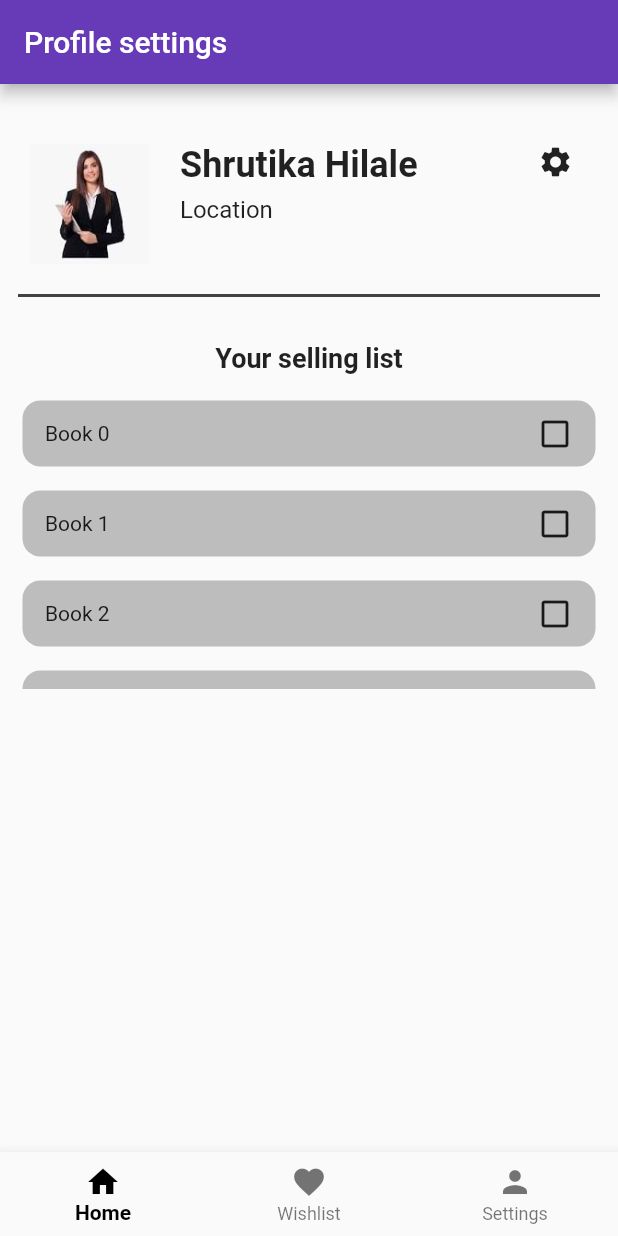
After one commit to shrutikahilale/Book-Bazaar-App, a Flutter app: the screen it shows after launch, item 3 of the bottom bar chosen, on a phone screen of 412 x 824 dp. The commit adds this screen. Run offline on Flutter 3.47's test engine with Material 2 defaults, Android fonts, the phone set to English and light mode, and no system bars.

Commit message:
made bottom navigation bar working and added layouts

```diff
--- /dev/null
+++ b/lib/first_home_screen.dart
@@ -0,0 +1,65 @@
+import 'package:bookbazaar/layouts/home.dart';
+import 'package:bookbazaar/layouts/profile.dart';
+import 'package:flutter/material.dart';
+import 'layouts/wishlist.dart';
+
+class FirstScreen extends StatefulWidget {
+  const FirstScreen();
+
+  @override
+  State<FirstScreen> createState() => _FirstScreenState();
+}
+
+class _FirstScreenState extends State<FirstScreen> {
+  int selectedIdx = 0;
+
+  List<BottomNavigationBarItem> items = [
+    const BottomNavigationBarItem(
+      icon: Icon(Icons.home),
+      label: 'Home',
+    ),
+    const BottomNavigationBarItem(
+      icon: Icon(Icons.favorite),
+      label: 'Wishlist',
+    ),
+    const BottomNavigationBarItem(
+      icon: Icon(Icons.person),
+      label: 'Settings',
+    ),
+  ];
+
+  onTapChangeScreen(int index) {
+    setState(() {
+      selectedIdx = index;
+    });
+  }
+
+  List<Widget> screens = [
+    HomePage(),
+    WishList(),
+    ProfileSettings(),
+  ];
+
+  List<String> titles = ['Book Bazaar', 'Wishlist', 'Profile settings'];
+
+  @override
+  Widget build(BuildContext context) {
+    return SafeArea(
+      child: Scaffold(
+        appBar: AppBar(
+          title: Text(titles[selectedIdx]),
+          backgroundColor: Colors.deepPurple,
+        ),
+        body: screens[selectedIdx],
+        bottomNavigationBar: BottomNavigationBar(
+          items: items,
+          selectedItemColor: Colors.black,
+          selectedLabelStyle: const TextStyle(
+            fontWeight: FontWeight.bold,
+          ),
+          onTap: onTapChangeScreen,
+        ),
+      ),
+    );
+  }
+}
--- a/lib/home.dart
+++ /dev/null
@@ -1,84 +0,0 @@
-import 'package:bookbazaar/layouts/booklist.dart';
-import 'package:flutter/material.dart';
-
-class MyHomePage extends StatefulWidget {
-  final String title;
-  const MyHomePage(this.title);
-
-  @override
-  State<MyHomePage> createState() => _MyHomePageState();
-}
-
-class _MyHomePageState extends State<MyHomePage> {
-  List<BottomNavigationBarItem> items = [
-    const BottomNavigationBarItem(
-      icon: Icon(Icons.home),
-      label: 'Home',
-    ),
-    const BottomNavigationBarItem(
-      icon: Icon(Icons.favorite),
-      label: 'Wishlist',
-    ),
-    const BottomNavigationBarItem(
-      icon: Icon(Icons.person),
-      label: 'Settings',
-    ),
-  ];
-
-  @override
-  Widget build(BuildContext context) {
-    return SafeArea(
-      child: Scaffold(
-        appBar: AppBar(
-          title: Text(widget.title),
-          backgroundColor: Colors.deepPurple,
-        ),
-        body: Container(
-          margin: const EdgeInsets.fromLTRB(16.0, 16.0, 16.0, 0.0),
-          padding: const EdgeInsets.fromLTRB(0, 10.0, 10.0, 10.0),
-          decoration: BoxDecoration(
-            borderRadius: BorderRadius.circular(12),
-            color: Colors.grey[200],
-          ),
-          child: buildBookList(),
-        ),
-        floatingActionButton: FloatingActionButton(
-          onPressed: () => _navigateAndDisplaySelection(context),
-          backgroundColor: Colors.grey[800],
-          child: const Icon(Icons.add),
-        ),
-        bottomNavigationBar: BottomNavigationBar(
-          items: items,
-          selectedItemColor: Colors.black,
-          selectedLabelStyle: const TextStyle(
-            fontWeight: FontWeight.bold,
-          ),
-        ),
-      ),
-    );
-  }
-
-  void _navigateAndDisplaySelection(BuildContext context) async {
-    final result = await Navigator.pushNamed(context, '/addbook') as Map;
-
-    // basically add in the database
-    setState(() {
-      BookList().addBook(
-        result['title'],
-        double.parse(result['price']),
-        result['sellername'],
-        result['location'],
-        result['contact'],
-      );
-    });
-
-    print(result);
-  }
-
-  Widget buildBookList() {
-    return BookList();
-  }
-
-  // similarly buildWishList() to be implemented
-
-}
--- /dev/null
+++ b/lib/layouts/home.dart
@@ -0,0 +1,49 @@
+import 'package:bookbazaar/layouts/booklist.dart';
+import 'package:bookbazaar/layouts/profile.dart';
+import 'package:flutter/material.dart';
+import 'wishlist.dart';
+
+class HomePage extends StatefulWidget {
+  const HomePage();
+
+  @override
+  State<HomePage> createState() => _HomePageState();
+}
+
+class _HomePageState extends State<HomePage> {
+
+  @override
+  Widget build(BuildContext context) {
+    return Scaffold(
+      body: Container(
+        margin: const EdgeInsets.fromLTRB(16.0, 16.0, 16.0, 0.0),
+        padding: const EdgeInsets.fromLTRB(0, 10.0, 10.0, 10.0),
+        decoration: BoxDecoration(
+          borderRadius: BorderRadius.circular(12),
+          color: Colors.grey[200],
+        ),
+        child: BookList(),
+      ),
+      floatingActionButton: FloatingActionButton(
+        onPressed: () => _navigateAndDisplaySelection(context),
+        backgroundColor: Colors.grey[800],
+        child: const Icon(Icons.add),
+      ),
+    );
+  }
+
+  void _navigateAndDisplaySelection(BuildContext context) async {
+    final result = await Navigator.pushNamed(context, '/addbook') as Map;
+
+    // basically add in the database
+    setState(() {
+      BookList().addBook(
+        result['title'],
+        double.parse(result['price']),
+        result['sellername'],
+        result['location'],
+        result['contact'],
+      );
+    });
+  }
+}
--- /dev/null
+++ b/lib/layouts/profile.dart
@@ -0,0 +1,144 @@
+// ignore_for_file: prefer_const_constructors, prefer_const_literals_to_create_immutables
+
+import 'package:flutter/material.dart';
+
+class ProfileSettings extends StatefulWidget {
+  ProfileSettings({super.key});
+
+  @override
+  State<ProfileSettings> createState() => _ProfileSettingsState();
+}
+
+class _ProfileSettingsState extends State<ProfileSettings> {
+  // bool isSold = false;
+
+  List<bool> isSold = List.generate(5, (index) => false);
+
+  @override
+  Widget build(BuildContext context) {
+    return SafeArea(
+      child: Scaffold(
+        body: Column(
+          children: [
+            const SizedBox(
+              height: 40,
+            ),
+            // profile photo
+            Row(
+              crossAxisAlignment: CrossAxisAlignment.start,
+              children: [
+                Padding(
+                  padding: EdgeInsets.only(left: 20.0),
+                  child: CircleAvatar(
+                    radius: 40,
+                    child: Image(
+                      image: AssetImage('assets/profile-pic.jpg'),
+                      fit: BoxFit.fill,
+                      height: 200,
+                    ),
+                  ),
+                ),
+                SizedBox(width: 20),
+                Column(
+                  crossAxisAlignment: CrossAxisAlignment.start,
+                  children: [
+                    // name of user
+                    Text(
+                      overflow: TextOverflow.fade,
+                      'Shrutika Hilale',
+                      style: TextStyle(
+                        fontSize: 24,
+                        fontWeight: FontWeight.bold,
+                      ),
+                    ),
+                    SizedBox(height: 6),
+                    // details like location / contact number
+                    Text(
+                      'Location',
+                      style: TextStyle(
+                        fontSize: 16,
+                      ),
+                    ),
+                  ],
+                ),
+                SizedBox(
+                  width: 80,
+                ),
+                GestureDetector(
+                  child: Icon(Icons.settings),
+
+                  // TODO: implemeent onTap to open settings menu
+                ),
+              ],
+            ),
+            SizedBox(height: 20),
+
+            Padding(
+              padding: const EdgeInsets.symmetric(horizontal: 12.0),
+              child: Container(
+                height: 2,
+                decoration: BoxDecoration(color: Colors.grey[800]),
+              ),
+            ),
+            SizedBox(height: 20),
+
+            // books sold and listed to be sold
+            Container(
+              padding: EdgeInsets.symmetric(vertical: 10.0),
+              child: Text(
+                'Your selling list',
+                style: TextStyle(
+                  fontSize: 18,
+                  fontWeight: FontWeight.w600,
+                ),
+              ),
+            ),
+
+            SizedBox(
+              height: 200,
+              child: ListView.builder(
+                itemCount: 5,
+                itemBuilder: ((context, index) {
+                  return Padding(
+                    padding: EdgeInsets.symmetric(
+                      vertical: 8.0,
+                      horizontal: 15,
+                    ),
+                    child: Container(
+                      decoration: BoxDecoration(
+                        color: Colors.grey[400],
+                        borderRadius: BorderRadius.circular(12),
+                      ),
+                      padding: EdgeInsets.symmetric(
+                        vertical: 10.0,
+                        horizontal: 15,
+                      ),
+                      child: Row(
+                        mainAxisAlignment: MainAxisAlignment.spaceBetween,
+                        children: [
+                          Text('Book $index'),
+                          GestureDetector(
+                            onTap: (() {
+                              setState(() {
+                                isSold[index] = isSold[index] ? false : true;
+
+                                // TODO: Open dialog box to ask user if he wants to remove the book from the list as it is no longer needed when isSold becomes true
+                              });
+                            }),
+                            child: isSold[index]
+                                ? Icon(Icons.check_box)
+                                : Icon(Icons.check_box_outline_blank),
+                          ),
+                        ],
+                      ),
+                    ),
+                  );
+                }),
+              ),
+            ),
+          ],
+        ),
+      ),
+    );
+  }
+}
--- /dev/null
+++ b/lib/layouts/wishlist.dart
@@ -0,0 +1,18 @@
+import 'package:flutter/material.dart';
+import 'package:flutter/src/widgets/container.dart';
+import 'package:flutter/src/widgets/framework.dart';
+
+class WishList extends StatelessWidget {
+  WishList({super.key});
+
+  @override
+  Widget build(BuildContext context) {
+    return SafeArea(
+      child: Scaffold(
+        body: Center(
+          child: Text('Wishlist screen'),
+        ),
+      ),
+    );
+  }
+}
--- a/lib/main.dart
+++ b/lib/main.dart
@@ -1,7 +1,9 @@
+import 'package:bookbazaar/first_home_screen.dart';
+import 'package:bookbazaar/layouts/profile.dart';
 import 'package:bookbazaar/layouts/viewbook.dart';
 import 'package:flutter/material.dart';
 
-import 'home.dart';
+import 'layouts/home.dart';
 import 'layouts/addbook.dart';
 
 void main() {
@@ -18,7 +20,7 @@ class MyApp extends StatelessWidget {
       theme: ThemeData(
         primarySwatch: Colors.blue,
       ),
-      home: const MyHomePage('Book Bazaar'),
+      home: FirstScreen(),
       routes: {
         '/viewbook':(context) => BookLayout(),
         '/addbook':(context)=> AddBook(),
```
Also changed, not shown: assets/profile-pic.jpg (added).
